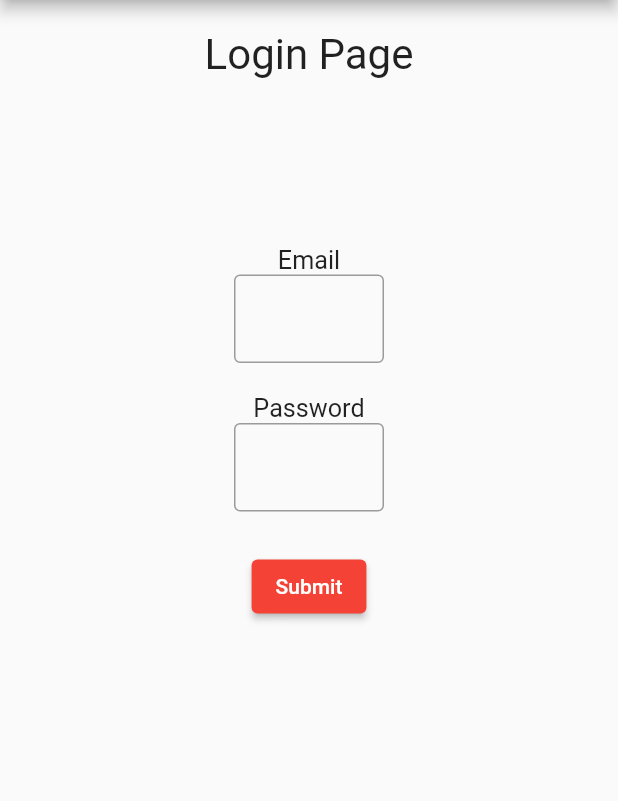
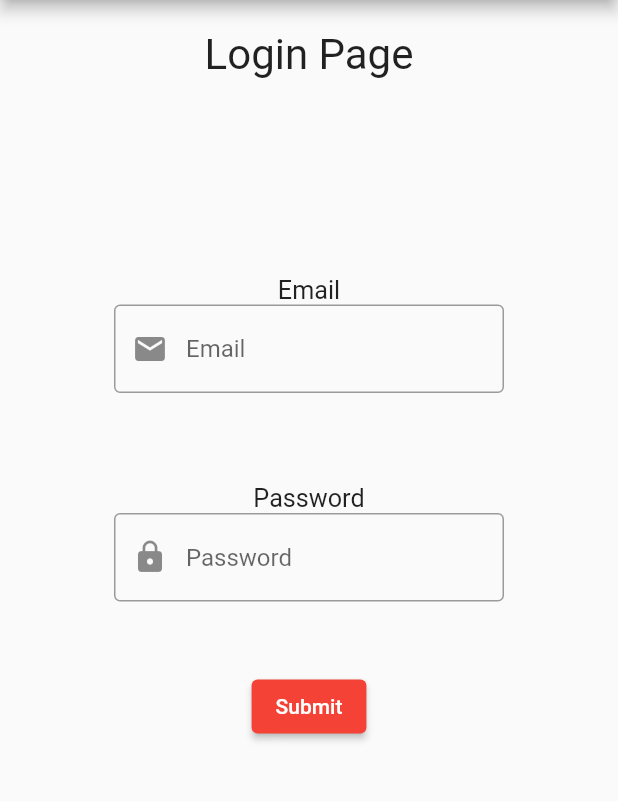
Before and after one commit to thefurnace831/furnace-app, a Flutter app: the screen it shows after launch, after a tap on "Login", on a phone screen of 412 x 824 dp, the part 84-885 px from its top. Run offline on Flutter 3.47's test engine with Material 2 defaults, Android fonts, the phone set to English and light mode, and no system bars; our stand-ins replace parse_server_sdk, parse_server_sdk_flutter; missing offline and left inert: flutter_barcode_scanner.

Commit message:
changes to login screen UI

```diff
--- a/lib/login.dart
+++ b/lib/login.dart
@@ -41,7 +41,8 @@ class _LoginPageState extends State<LoginPage> {
                   Column(
                     children: [
                       Container(
-                        width: 100,
+                        padding: EdgeInsets.all(20),
+                        width: 300,
                         margin: const EdgeInsets.all(10.0),
                         child: Column(
                           children: [
@@ -50,14 +51,17 @@ class _LoginPageState extends State<LoginPage> {
                               controller: _emailController,
                               decoration: const InputDecoration(
                                 border: OutlineInputBorder(),
+                                hintText: "Email",
+                                prefixIcon: Icon(Icons.email),
                               ),
                             )
                           ],
                         ),
                       ),
                       Container(
-                        width: 100,
-                        margin: const EdgeInsets.all(10.0),
+                        padding: EdgeInsets.all(20),
+                        width: 300,
+                        margin: const EdgeInsets.all(10),
                         child: Column(
                           children: [
                             const Text(
@@ -69,8 +73,11 @@ class _LoginPageState extends State<LoginPage> {
                               obscureText: true,
                               decoration: const InputDecoration(
                                 border: OutlineInputBorder(),
+                                hintText: "Password",
+                                prefixIcon: Icon(Icons.lock),
                               ),
                             ),
+
                           ],
                         ),
                       ),
```
